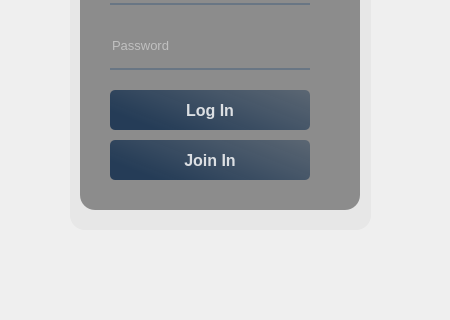
First picture: the form in mafia/loginUi.ui, repository ahju411/tcp_project, before the edit; both pictures show x 0 to 450 and y 230 to 550 of the 450 by 550 pixel window.
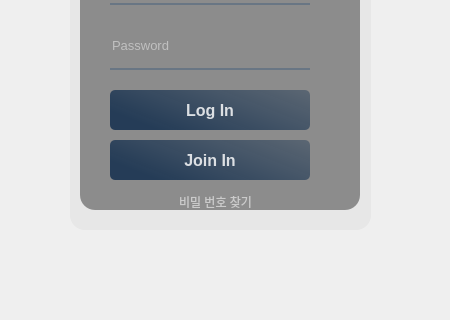
Second picture: the form after the edit. Icons and pictures are not drawn.

Diff of the .ui file:
```diff
--- a/mafia/loginUi.ui
+++ b/mafia/loginUi.ui
@@ -48,6 +48,10 @@
 	padding-left:5px;
 	padding-top:5px;
 	background-color:rgba(105,118,132,200);
+}
+QPushButton#pushButton_3{
+	color:rgba(255,255,255,140);
+	border: 0px;
 }</string>
    </property>
    <widget class="QLabel" name="label">
@@ -221,6 +225,19 @@
      <string>Join In</string>
     </property>
    </widget>
+   <widget class="QPushButton" name="pushButton_3">
+    <property name="geometry">
+     <rect>
+      <x>140</x>
+      <y>390</y>
+      <width>91</width>
+      <height>23</height>
+     </rect>
+    </property>
+    <property name="text">
+     <string>비밀 번호 찾기</string>
+    </property>
+   </widget>
    <zorder>label_2</zorder>
    <zorder>label</zorder>
    <zorder>label_3</zorder>
@@ -229,6 +246,7 @@
    <zorder>lineEdit_2</zorder>
    <zorder>pushButton</zorder>
    <zorder>pushButton_2</zorder>
+   <zorder>pushButton_3</zorder>
   </widget>
  </widget>
  <resources>
```
